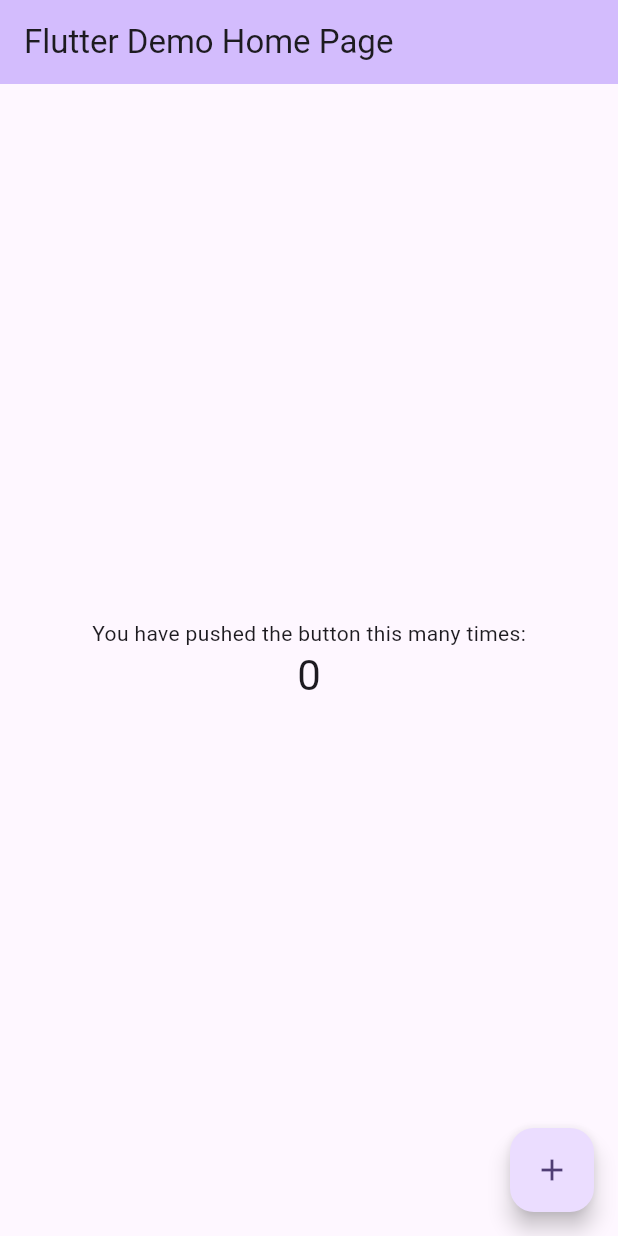
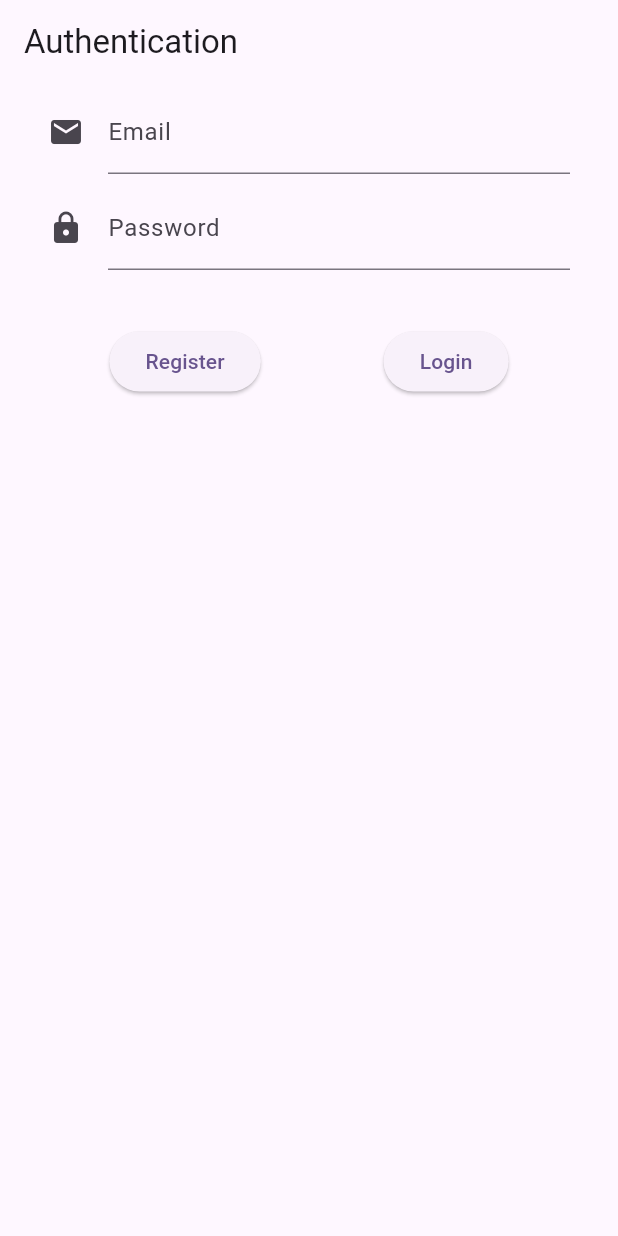
Before and after one commit to paul019/integration_bee_helper, a Flutter app: the screen it shows after launch, on a phone screen of 412 x 824 dp. Run offline on Flutter 3.47's test engine with Material 2 defaults, Android fonts, the light colour scheme and no system bars; our stand-ins replace firebase_auth, firebase_core; missing offline and left inert: flutter_tex; accounts and stored records are empty; statements that could not run were skipped.

Commit message:
Add auth

```diff
--- a/lib/main.dart
+++ b/lib/main.dart
@@ -1,6 +1,17 @@
+import 'package:firebase_auth/firebase_auth.dart';
 import 'package:flutter/material.dart';
+import 'package:firebase_core/firebase_core.dart';
+import 'package:integration_bee_helper/screens/auth_screen.dart';
+import 'package:integration_bee_helper/services/auth_service.dart';
+import 'package:provider/provider.dart';
+import 'firebase_options.dart';
+import 'package:flutter_tex/flutter_tex.dart';
 
-void main() {
+void main() async {
+  await Firebase.initializeApp(
+    options: DefaultFirebaseOptions.currentPlatform,
+  );
+
   runApp(const MyApp());
 }
 
@@ -10,29 +21,35 @@
   // This widget is the root of your application.
   @override
   Widget build(BuildContext context) {
+    return StreamProvider<User?>.value(
+        initialData: null,
+        value: AuthService.onAuthStateChanged,
+        builder: (context, snapshot) {
           return MaterialApp(
-      title: 'Flutter Demo',
+            title: 'Heidelberg Integration Bee',
             theme: ThemeData(
-        // This is the theme of your application.
-        //
-        // TRY THIS: Try running your application with "flutter run". You'll see
-        // the application has a blue toolbar. Then, without quitting the app,
-        // try changing the seedColor in the colorScheme below to Colors.green
-        // and then invoke "hot reload" (save your changes or press the "hot
-        // reload" button in a Flutter-supported IDE, or press "r" if you used
-        // the command line to start the app).
-        //
-        // Notice that the counter didn't reset back to zero; the application
-        // state is not lost during the reload. To reset the state, use hot
-        // restart instead.
-        //
-        // This works for code too, not just values: Most code changes can be
-        // tested with just a hot reload.
               colorScheme: ColorScheme.fromSeed(seedColor: Colors.deepPurple),
               useMaterial3: true,
             ),
-      home: const MyHomePage(title: 'Flutter Demo Home Page'),
+            debugShowCheckedModeBanner: false,
+            home: const Wrapper(),
           );
+        });
+  }
+}
+
+class Wrapper extends StatelessWidget {
+  const Wrapper({super.key});
+
+  @override
+  Widget build(BuildContext context) {
+    final authModel = Provider.of<User?>(context);
+
+    if (authModel == null) {
+      return const AuthScreen();
+    } else {
+      return const MyHomePage(title: 'Test');
+    }
   }
 }
 
@@ -112,6 +129,16 @@
               '$_counter',
               style: Theme.of(context).textTheme.headlineMedium,
             ),
+            const TeXView(
+              child: TeXViewDocument(
+                r"""<p>
+                       When \(a \ne 0 \), there are two solutions to \(ax^2 + bx + c = 0\) and they are
+                       $$x = {-b \pm \sqrt{b^2-4ac} \over 2a}.$$</p>""",
+                style: TeXViewStyle.fromCSS(
+                  'padding: 15px; color: white; background: green',
+                ),
+              ),
+            ),
           ],
         ),
       ),
--- /dev/null
+++ b/lib/screens/auth_screen.dart
@@ -0,0 +1,163 @@
+import 'package:flutter/material.dart';
+import 'package:firebase_auth/firebase_auth.dart';
+import 'package:integration_bee_helper/services/auth_service.dart';
+import 'package:integration_bee_helper/widgets/max_width_wrapper.dart';
+
+class AuthScreen extends StatefulWidget {
+  const AuthScreen({super.key});
+
+  @override
+  State<AuthScreen> createState() => AuthScreenState();
+}
+
+class AuthScreenState extends State<AuthScreen> {
+  @override
+  void initState() {
+    monitorAuthenticationState();
+    super.initState();
+  }
+
+  FirebaseAuth auth = FirebaseAuth.instance;
+  String errorMessage = "";
+  String email = "";
+  String password = "";
+  User? user;
+
+  void monitorAuthenticationState() {
+    auth.authStateChanges().listen((User? user) {
+      if (user != null) {
+        print("Authentication: User logged in");
+      } else {
+        print("Authentication: User logged out");
+      }
+      setState(() {
+        this.user = user;
+      });
+    });
+  }
+
+  // Form
+
+  final formKey = GlobalKey<FormState>();
+
+  String? emailAddressValidator(String? email) {
+    if (email == null || !email.contains("@")) {
+      return "Please enter a valid email";
+    }
+    return null;
+  }
+
+  String? passwordValidator(String? password) {
+    if (password == null || password.length < 5) {
+      return "Password must be at least 5 characters";
+    } else if (password.length > 25) {
+      return "Password must be at most 25 characters";
+    }
+    return null;
+  }
+
+  onRegisterFormSubmitted() {
+    if (formKey.currentState!.validate()) {
+      formKey.currentState!.save();
+      AuthService.registerAccountUsingEmail(
+        email: email,
+        password: password,
+        onError: (error) => setState(() => errorMessage = error),
+      );
+    }
+  }
+
+  onLoginFormSubmitted() {
+    if (formKey.currentState!.validate()) {
+      formKey.currentState!.save();
+      AuthService.loginUsingEmail(
+        email: email,
+        password: password,
+        onError: (error) => setState(() => errorMessage = error),
+      );
+    }
+  }
+
+  @override
+  Widget build(BuildContext context) {
+    return Scaffold(
+      appBar: AppBar(
+        title: const Text("Authentication"),
+      ),
+      body: MaxWidthWrapper(
+        child: Form(
+          key: formKey,
+          child: Column(
+            crossAxisAlignment: CrossAxisAlignment.start,
+            children: <Widget>[
+              Padding(
+                padding:
+                    const EdgeInsets.symmetric(vertical: 4.0, horizontal: 32.0),
+                child: TextFormField(
+                  decoration: const InputDecoration(
+                    icon: Icon(Icons.email),
+                    labelText: "Email",
+                  ),
+                  validator: emailAddressValidator,
+                  onSaved: (value) {
+                    email = value ?? "";
+                  },
+                ),
+              ),
+              Padding(
+                padding: const EdgeInsets.symmetric(
+                  vertical: 4.0,
+                  horizontal: 32.0,
+                ),
+                child: TextFormField(
+                  obscureText: true,
+                  decoration: const InputDecoration(
+                    icon: Icon(Icons.lock),
+                    labelText: "Password",
+                  ),
+                  validator: passwordValidator,
+                  onSaved: (value) {
+                    password = value ?? "";
+                  },
+                ),
+              ),
+              Padding(
+                padding: const EdgeInsets.symmetric(
+                  vertical: 4.0,
+                  horizontal: 32.0,
+                ),
+                child: Center(
+                  child: Text(
+                    errorMessage,
+                    textAlign: TextAlign.center,
+                    style: const TextStyle(
+                        fontWeight: FontWeight.bold, color: Colors.red),
+                  ),
+                ),
+              ),
+              Padding(
+                padding: const EdgeInsets.symmetric(
+                  vertical: 4.0,
+                  horizontal: 32.0,
+                ),
+                child: Row(
+                  mainAxisAlignment: MainAxisAlignment.spaceAround,
+                  children: [
+                    ElevatedButton(
+                      onPressed: onRegisterFormSubmitted,
+                      child: const Text('Register'),
+                    ),
+                    ElevatedButton(
+                      onPressed: onLoginFormSubmitted,
+                      child: const Text('Login'),
+                    ),
+                  ],
+                ),
+              )
+            ],
+          ),
+        ),
+      ),
+    );
+  }
+}
--- /dev/null
+++ b/lib/services/auth_service.dart
@@ -0,0 +1,53 @@
+import 'package:firebase_auth/firebase_auth.dart';
+
+class AuthService {
+  static final FirebaseAuth _auth = FirebaseAuth.instance;
+
+  static Stream<User?> get onAuthStateChanged {
+    return _auth.authStateChanges();
+  }
+
+  static void registerAccountUsingEmail({
+    required String email,
+    required String password,
+    required Function(String) onError,
+  }) async {
+    try {
+      await _auth.createUserWithEmailAndPassword(
+          email: email, password: password);
+    } on FirebaseAuthException catch (err) {
+      print(err);
+      if (err.code == "weak-password") {
+        onError("Please enter a stronger password");
+      } else if (err.code == "email-already-in-use") {
+        onError("This email has already been registered to another account");
+      }
+    } catch (err) {
+      // other errors
+      print(err);
+    }
+  }
+
+  static void loginUsingEmail({
+    required String email,
+    required String password,
+    required Function(String) onError,
+  }) async {
+    try {
+      await _auth.signInWithEmailAndPassword(email: email, password: password);
+    } on FirebaseAuthException catch (err) {
+      if (err.code == "user-not-found") {
+        onError("There is no account connected to this email address");
+      } else if (err.code == "wrong-password") {
+        onError("Incorrect password");
+      }
+    } catch (err) {
+      // other errors
+      print(err);
+    }
+  }
+
+  static void logOut() async {
+    await _auth.signOut();
+  }
+}
--- /dev/null
+++ b/lib/widgets/max_width_wrapper.dart
@@ -0,0 +1,18 @@
+import 'package:flutter/material.dart';
+
+class MaxWidthWrapper extends StatelessWidget {
+  final Widget child;
+
+  const MaxWidthWrapper({super.key, required this.child});
+
+  @override
+  Widget build(BuildContext context) {
+    return Container(
+      alignment: Alignment.center,
+      child: Container(
+        constraints: const BoxConstraints(maxWidth: 850),
+        child: child,
+      ),
+    );
+  }
+}
--- a/pubspec.yaml
+++ b/pubspec.yaml
@@ -35,6 +35,10 @@ dependencies:
   # The following adds the Cupertino Icons font to your application.
   # Use with the CupertinoIcons class for iOS style icons.
   cupertino_icons: ^1.0.2
+  firebase_core: ^2.24.2
+  flutter_tex: ^4.0.3+4
+  firebase_auth: ^4.16.0
+  provider: ^6.1.1
 
 dev_dependencies:
   flutter_test:
```
Also changed, not shown: lib/firebase_options.dart (added), pubspec.lock, 10 other files. Lines whose indentation alone changed are shown as unchanged.
